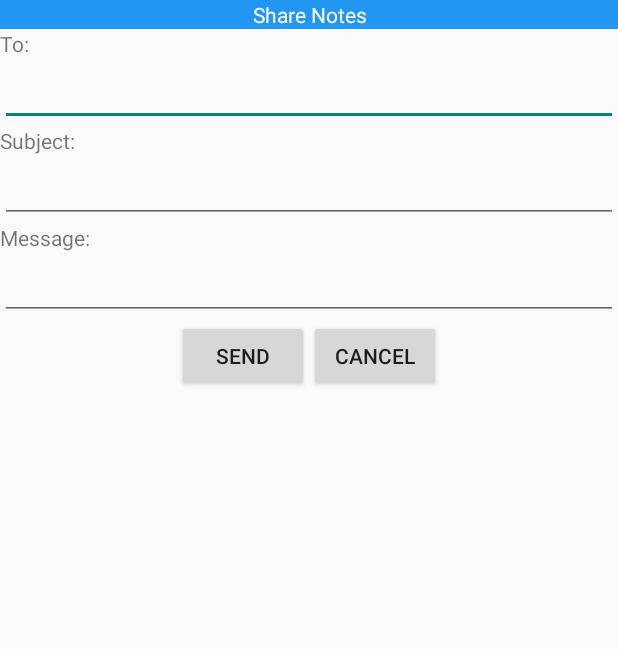
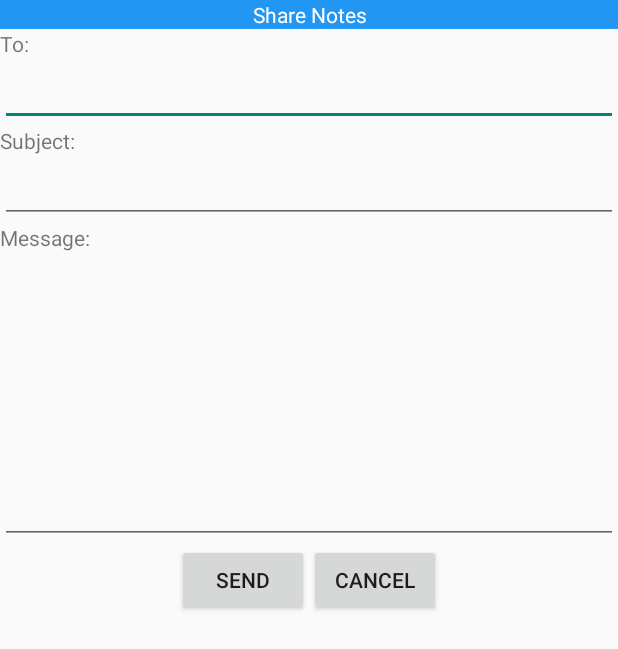
Before and after one commit to holdwhatdoor/C196Project, an Android app: the ShareNotes screen opened directly, with no data from a screen before it, on a phone screen of 412 x 824 dp. Shown: the top 649 px of the screen. Run offline under Robolectric (Android 15) with nearby library versions, the phone set to English and light mode, and no system bars; 12 statements that could not run were skipped.

Commit message:
Changes:  layout adjustments to note.xml and share.xml adding 8 lines to note message EditText elements
App Status:
Functioning:
Main page with TermActivity page navigation

TermActivity page displays allows insert of input data into Term table, allows deletion of all terms and navigation to TermEdit page based on recyclerview edit button selection.

TermEdit page: displays selected term data in edit text boxes.  Can insert an associated course via input elements and add button.  Can delete all courses in database.  Can delete selected Term. Can update selected term info without encroaching on other term dates or excluding assigned courses from the start and end date constraints.
NEEDS: Remove Delete all courses button and functionality

CourseEdit page: displays selected course data in edit text boxes.  Can insert an associated assessment via input elements and add button.  Set alert checkboxes functional on a view level and checking/unchecking alert boxes for start and end dates.  Can delete all assessments in the database.  Add Note button navigates to note activity page and sets notes in edit text.  Can update course info.
NEEDS: Share notes via sharing feature (email or SMS). Remove delete all courses button and functionality

AssesmentEdit page: displays selected assessment data in edit text boxes.  Check boxes for setting alerts on date. Update info on save button funcitoning
NEEDS:  Need to establish alerts to trigger on an assessment with an alert set.

```diff
--- a/app/src/main/res/layout/note.xml
+++ b/app/src/main/res/layout/note.xml
@@ -33,7 +33,8 @@
                 android:layout_width="match_parent"
                 android:layout_height="match_parent"
                 android:inputType="textMultiLine|textCapSentences"
-                />
+                android:lines="8"
+                android:gravity="start|top"/>
 
         </ScrollView>
 
--- a/app/src/main/res/layout/share.xml
+++ b/app/src/main/res/layout/share.xml
@@ -45,7 +45,10 @@
         <EditText
             android:id="@+id/message_edit"
             android:layout_width="match_parent"
-            android:layout_height="wrap_content" />
+            android:layout_height="wrap_content"
+            android:inputType="textMultiLine|textCapSentences"
+            android:lines="8"
+            android:gravity="start|top"/>
 
         <LinearLayout
             android:layout_width="match_parent"
```
